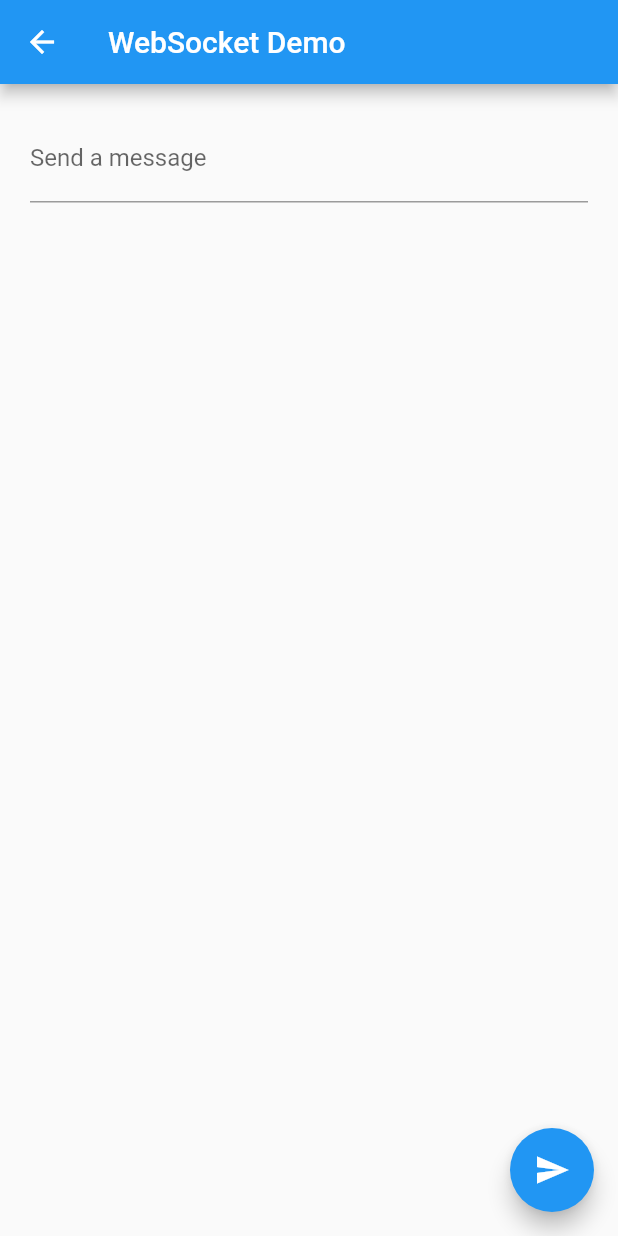
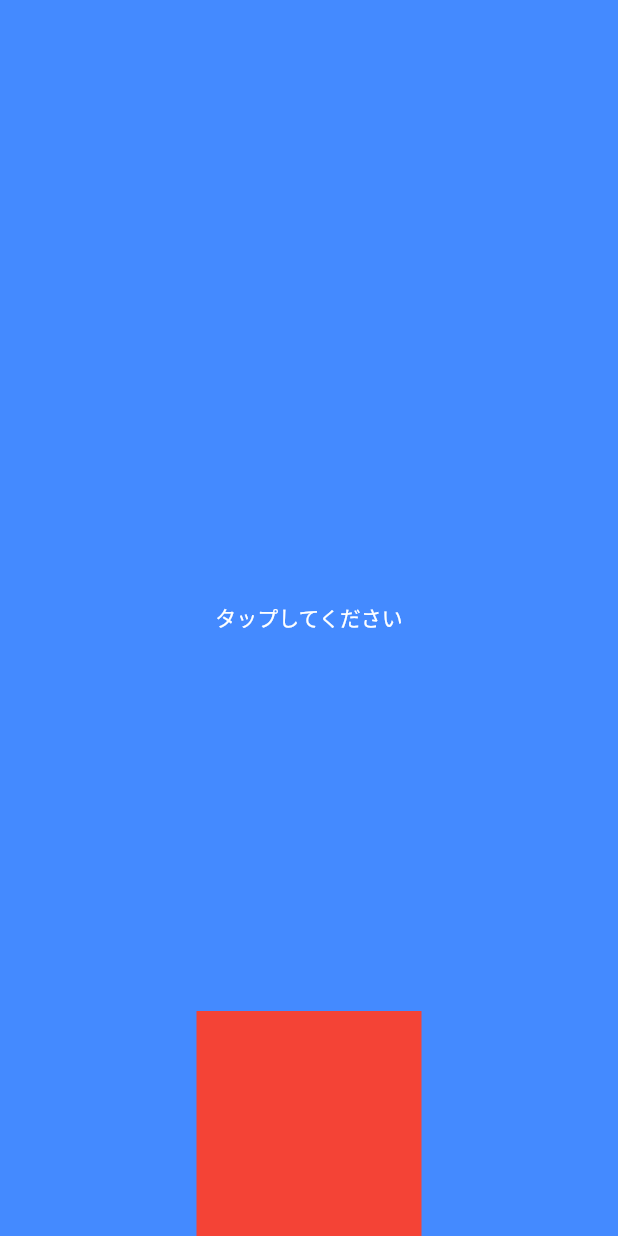
Before and after one commit to chouette11/series_of_compromises_flutter, a Flutter app: the WebSocketPage screen opened by its route, on a phone screen of 412 x 824 dp. Run offline on Flutter 3.47's test engine with Material 2 defaults, Android fonts, the phone set to English and light mode, and no system bars; our stand-ins replace audioplayers, dio, firebase_auth, firebase_core, flutter_riverpod, freezed_annotation and 5 more; accounts and stored records are empty; generated files the repository leaves out were written again; network calls fail; Roboto replaces fonts that are missing (Kaisei_Decol).

Commit message:
fix position

```diff
--- a/lib/page/websocket/websocket_page.dart
+++ b/lib/page/websocket/websocket_page.dart
@@ -1,5 +1,4 @@
 import 'package:flutter/material.dart';
-import 'package:flutter_template/model/entity/position/position_entity.dart';
 import 'package:web_socket_channel/web_socket_channel.dart';
 
 class WebSocketPage extends StatefulWidget {
@@ -13,47 +12,60 @@ class WebSocketPage extends StatefulWidget {
 
 class _WebSocketPageState extends State<WebSocketPage> {
   final _controller = TextEditingController();
+  Offset? tapPositionRatio;
 
   @override
   Widget build(BuildContext context) {
+    final size = MediaQuery.of(context).size;
     return Scaffold(
-      appBar: AppBar(
-        title: const Text('WebSocket Demo'),
-      ),
-      body: Padding(
-        padding: const EdgeInsets.all(20.0),
-        child: Column(
-          crossAxisAlignment: CrossAxisAlignment.start,
-          children: <Widget>[
-            Form(
-              child: TextFormField(
-                controller: _controller,
-                decoration: const InputDecoration(labelText: 'Send a message'),
+      body: GestureDetector(
+        onTapDown: (TapDownDetails details) {
+          final localPosition = details.localPosition;
+          final tapRatioX = localPosition.dx / size.width;
+          final tapRatioY = localPosition.dy / size.height;
+          print('tapRatioX: $tapRatioX, tapRatioY: $tapRatioY');
+          setState(() {
+            tapPositionRatio = Offset(tapRatioX, tapRatioY);
+          });
+        },
+        child: Stack(
+          alignment: Alignment.bottomCenter,
+          children: [
+            Container(
+              color: Colors.blueAccent, // 視覚的なフィードバックのための背景色
+              child: const Center(
+                child: Text(
+                  'タップしてください',
+                  style: TextStyle(color: Colors.white),
+                ),
               ),
             ),
-            StreamBuilder(
-              stream: widget.channel.stream,
-              builder: (context, snapshot) {
-                return Padding(
-                  padding: const EdgeInsets.symmetric(vertical: 24.0),
-                  child: Text(snapshot.hasData ? '${snapshot.data}' : ''),
-                );
-              },
+            Container(
+              width: 150.0, // 上に重ねるBoxのサイズ
+              height: 150.0,
+              color: Colors.red,
             ),
+            if (tapPositionRatio != null)
+              Positioned(
+                left: tapPositionRatio!.dx * size.width,
+                top: tapPositionRatio!.dy * size.height,
+                child: Container(
+                  width: 50.0,
+                  height: 50.0,
+                  color: Colors.red,
+                ),
+              ),
           ],
         ),
-      ),
-      floatingActionButton: FloatingActionButton(
-        onPressed: _sendMessage,
-        tooltip: 'Send message',
-        child: const Icon(Icons.send),
       ),
     );
   }
 
   void _sendMessage() {
-    final position = PositionEntity(x: 0, y: 50, z: 0);
-    widget.channel.sink.add(position.toJson().toString());
+    if (_controller.text.isNotEmpty) {
+      widget.channel.sink.add(_controller.text);
+      _controller.clear();
+    }
   }
 
   @override
```
